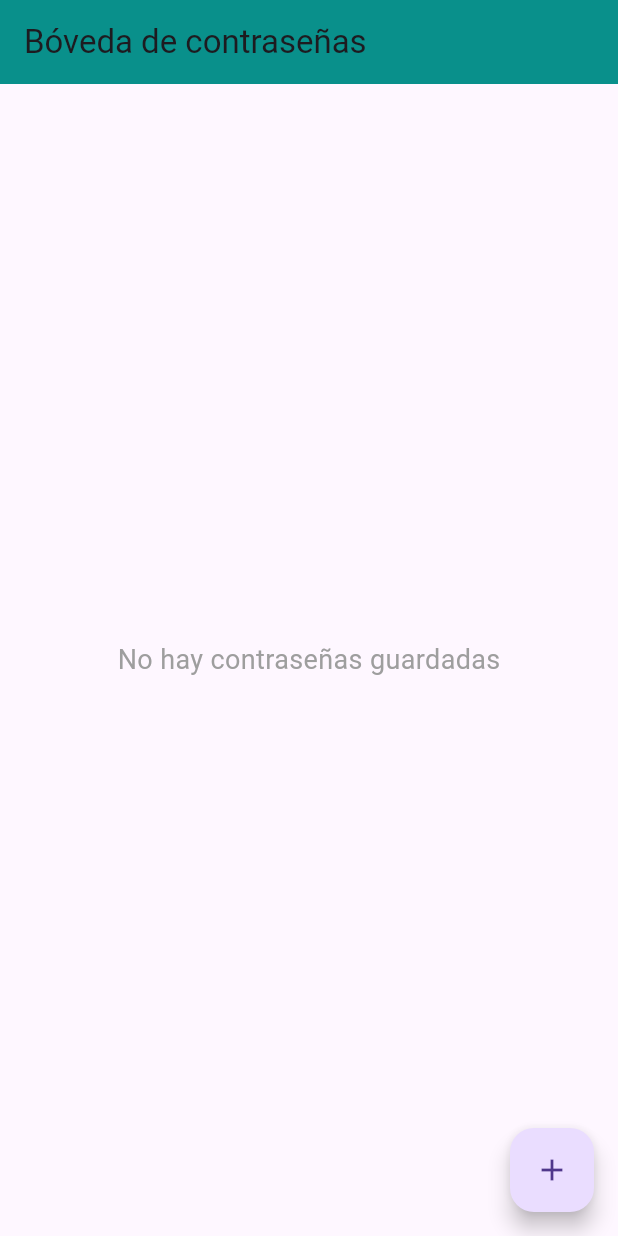
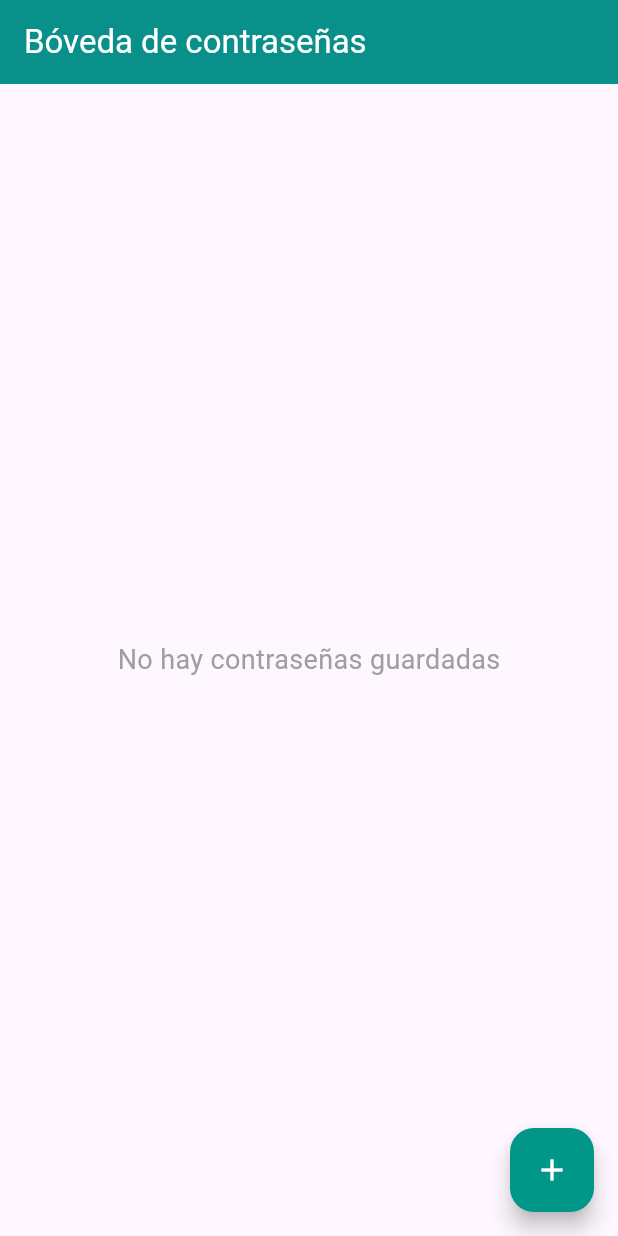
Before and after one commit to jfernandez2019/AppBovedaPassword, a Flutter app: the screen it shows after launch, on a phone screen of 412 x 824 dp. Run offline on Flutter 3.47's test engine with Material 3 defaults, Android fonts, the phone set to English and light mode, and no system bars; our stand-ins replace flutter_secure_storage, local_auth.

Commit message:
Se mejora el buttonfloating

```diff
--- a/lib/screens/password_list_screen.dart
+++ b/lib/screens/password_list_screen.dart
@@ -54,7 +54,7 @@ class _PasswordListScreenState extends State<PasswordListScreen> {
           child: Text(
             password,
             style: TextStyle(
-              fontSize: 24, // Tamaño del texto aumentado
+              fontSize: 18, // Tamaño del texto aumentado
               fontWeight: FontWeight.bold, // Opcional: para hacer el texto en negrita
               color: Colors.black87,
             ),
@@ -83,7 +83,10 @@ class _PasswordListScreenState extends State<PasswordListScreen> {
   Widget build(BuildContext context) {
     return Scaffold(
       appBar: AppBar(
-        title: const Text('Bóveda de contraseñas'),
+        title: const Text(
+          'Bóveda de contraseñas',
+          style: TextStyle(color: Colors.white), // Establece el color del texto a blanco
+        ),
         backgroundColor: Colors.teal,
         elevation: 4,
       ),
@@ -139,8 +142,11 @@ class _PasswordListScreenState extends State<PasswordListScreen> {
             _loadPasswords();
           }
         },
-        child: const Icon(Icons.add),
+        child: const Icon(
+          Icons.add,
+          color: Colors.white, // Cambia el color del icono),
       ),
-    );
+      backgroundColor: Colors.teal,
+    ));
   }
 }
```
